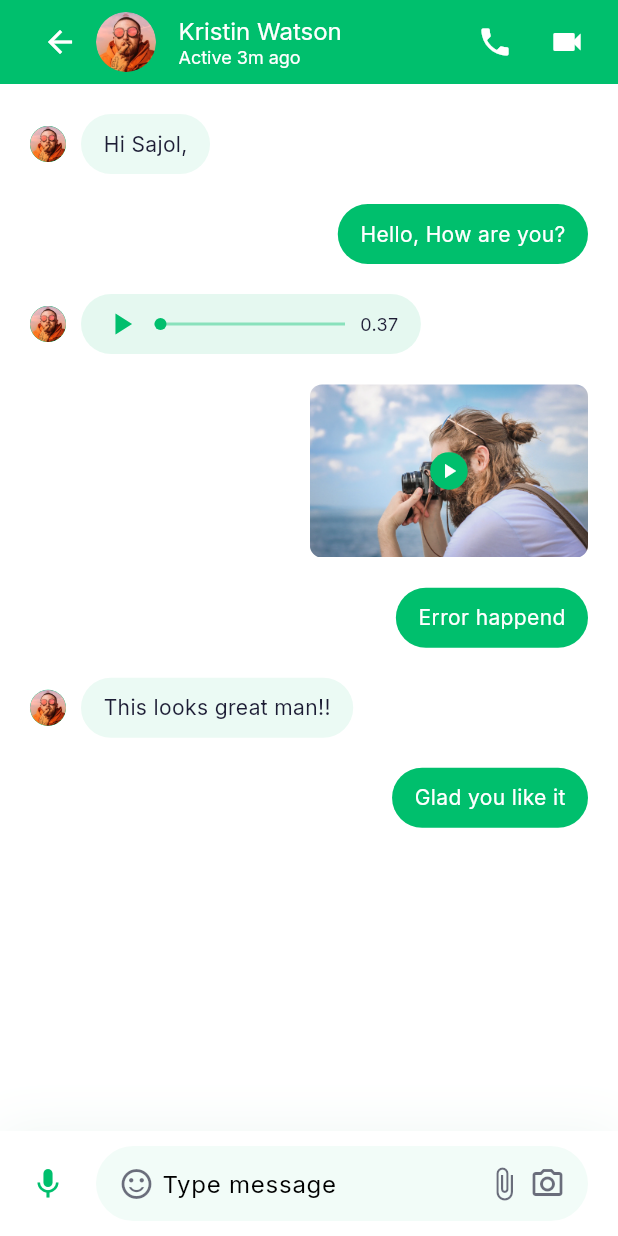
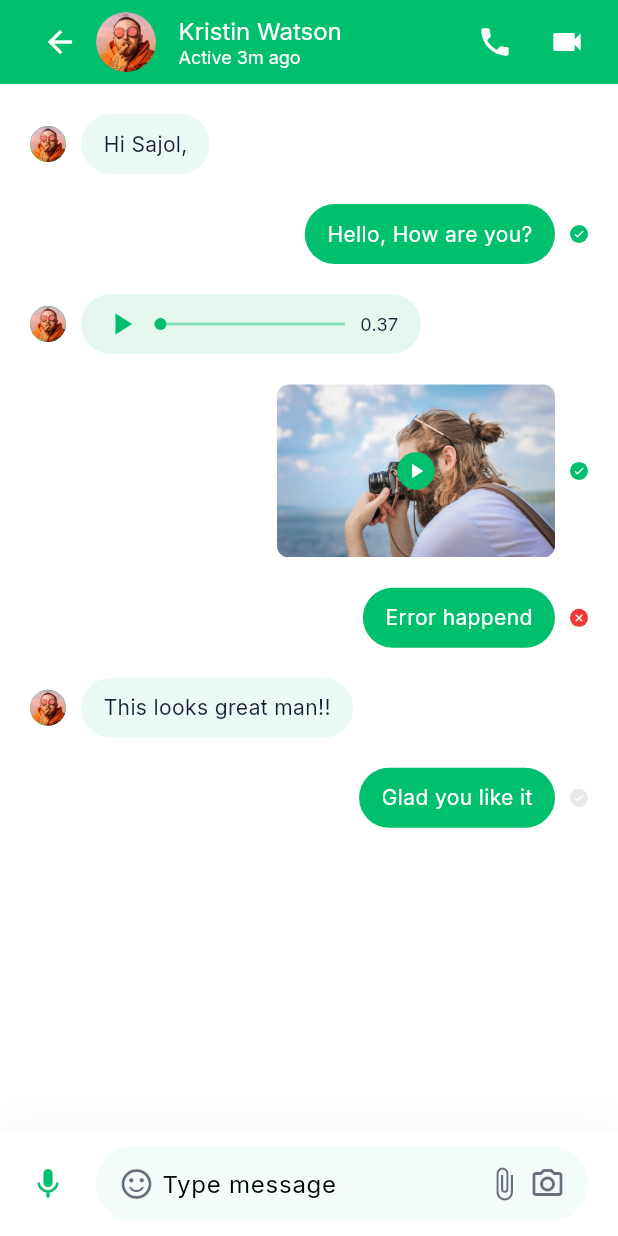
Before and after one commit to Meennuu/Chat_Messaging_App, a Flutter app: the MessagesScreen screen opened directly, on a phone screen of 412 x 824 dp. Run offline on Flutter 3.47's test engine with Material 3 defaults, Android fonts, the phone set to English and light mode, and no system bars; our stand-ins replace google_fonts.

Commit message:
Message Dot done

```diff
--- a/lib/screens/messages/components/message.dart
+++ b/lib/screens/messages/components/message.dart
@@ -4,7 +4,6 @@
 import 'package:chatmessagingapp/screens/messages/components/text_messgae.dart';
 import 'package:chatmessagingapp/screens/messages/components/video_message.dart';
 import 'package:flutter/material.dart';
-import 'package:flutter/widgets.dart';
 
 class Message extends StatelessWidget {
   const Message({
@@ -48,9 +47,44 @@
               width: kDefaultPadding / 2,
             )
           ],
-          messageContaint(message)
+          messageContaint(message),
+          if (message.isSender) MessageStatusDot(status: message.messageStatus)
         ],
       ),
     );
   }
 }
+
+class MessageStatusDot extends StatelessWidget {
+  final MessageStatus status;
+  const MessageStatusDot({super.key, required this.status});
+
+  @override
+  Widget build(BuildContext context) {
+    Color dotColor(MessageStatus status) {
+      switch (status) {
+        case MessageStatus.not_sent:
+          return kErrorColor;
+        case MessageStatus.not_view:
+          return Theme.of(context).textTheme.bodyText1!.color!.withOpacity(0.1);
+        case MessageStatus.viewed:
+          return kPrimaryColor;
+        default:
+          return Colors.transparent;
+      }
+    }
+
+    return Container(
+      margin: const EdgeInsets.only(left: kDefaultPadding / 2),
+      height: 12,
+      width: 12,
+      decoration:
+          BoxDecoration(color: dotColor(status), shape: BoxShape.circle),
+      child: Icon(
+        status == MessageStatus.not_sent ? Icons.close : Icons.done,
+        size: 8,
+        color: Theme.of(context).scaffoldBackgroundColor,
+      ),
+    );
+  }
+}
```
